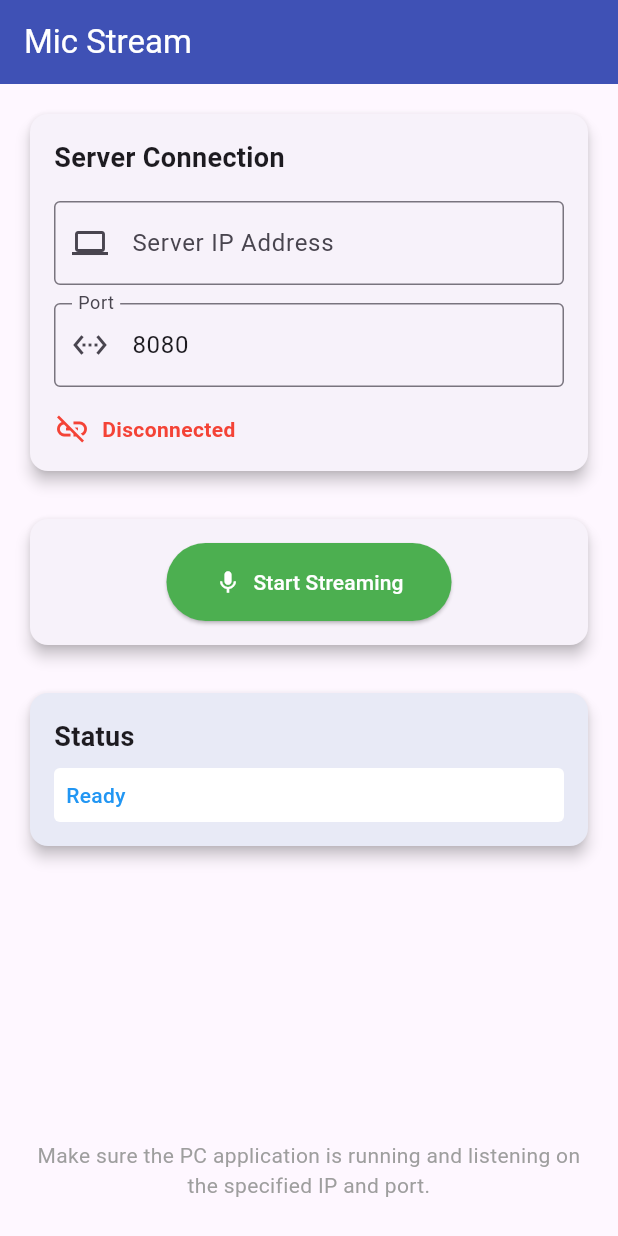
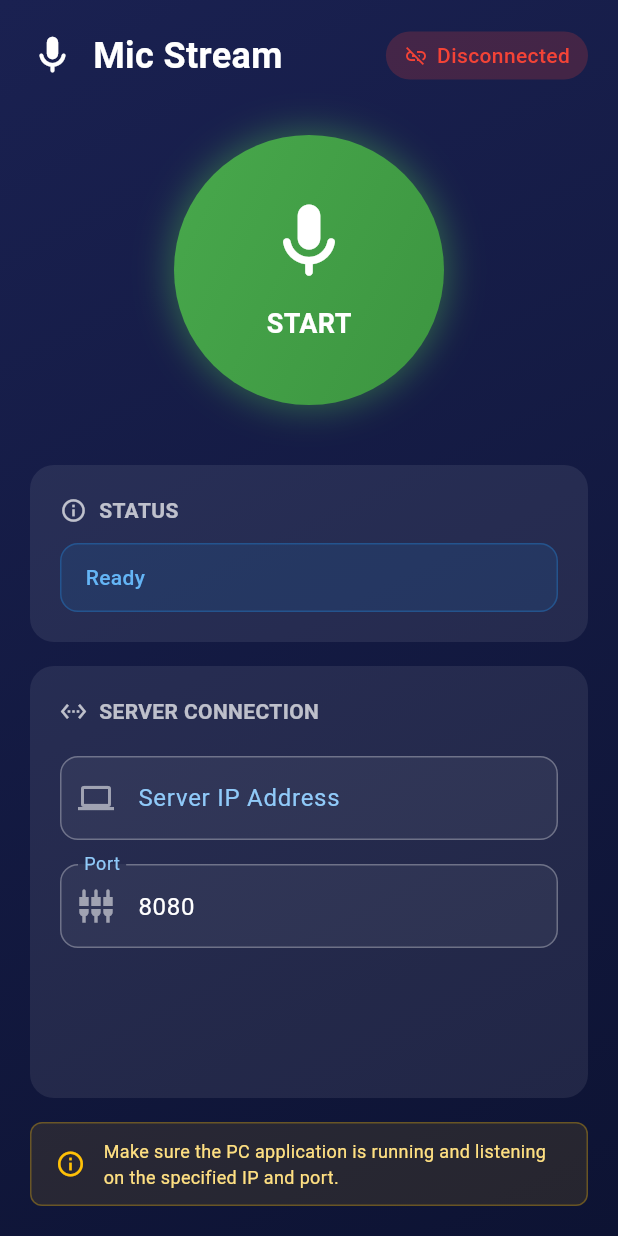
Before and after one commit to FazleLabib/mic-stream, a Flutter app: the screen it shows after launch, on a phone screen of 412 x 824 dp. Run offline on Flutter 3.47's test engine with Material 3 defaults, Android fonts, the phone set to English and light mode, and no system bars; our stand-ins replace permission_handler; missing offline and left inert: flutter_sound.

Commit message:
Update UI of home screen

```diff
--- a/mobile_app/mic_stream/lib/ui/home_screen.dart
+++ b/mobile_app/mic_stream/lib/ui/home_screen.dart
@@ -30,6 +30,10 @@ class _HomeScreenState extends State<HomeScreen> {
       setState(() {
         _statusMessage = status;
         _isConnected = _socketService.isConnected;
+
+        if (!_isConnected && _isStreaming) {
+          _isStreaming = false;
+        }
       });
     });
   }
@@ -131,174 +135,292 @@ class _HomeScreenState extends State<HomeScreen> {
   @override
   Widget build(BuildContext context) {
     return Scaffold(
-      appBar: AppBar(
-        title: const Text('Mic Stream'),
-        backgroundColor: Colors.indigo,
-        foregroundColor: Colors.white,
+      resizeToAvoidBottomInset: false,
+      body: LayoutBuilder(
+        builder: (context, constraints) {
+          return SingleChildScrollView(
+            padding: EdgeInsets.only(
+              bottom: MediaQuery.of(context).viewInsets.bottom,
             ),
-      body: SafeArea(
+            child: ConstrainedBox(
+              constraints: BoxConstraints(minHeight: constraints.maxHeight),
+              child: IntrinsicHeight(
+                child: Container(
+                  decoration: _buildBackground(),
+                  child: SafeArea(
                     child: Padding(
-          padding: const EdgeInsets.all(16.0),
+                      padding: const EdgeInsets.all(20),
                       child: Column(
                         crossAxisAlignment: CrossAxisAlignment.stretch,
                         children: [
-              // Server connection section
-              Card(
-                elevation: 4,
-                child: Padding(
-                  padding: const EdgeInsets.all(16.0),
-                  child: Column(
-                    crossAxisAlignment: CrossAxisAlignment.start,
+                          _buildAppBar(),
+                          const SizedBox(height: 36),
+                          _buildStreamingButton(),
+                          const SizedBox(height: 40),
+                          _buildStatusCard(),
+                          Expanded(child: _buildServerConnectionCard()),
+                          const SizedBox(height: 16),
+                          _buildInfoBox(),
+                        ],
+                      ),
+                    ),
+                  ),
+                ),
+              ),
+            ),
+          );
+        },
+      ),
+    );
+  }
+
+  BoxDecoration _buildBackground() => const BoxDecoration(
+    gradient: LinearGradient(
+      begin: Alignment.topLeft,
+      end: Alignment.bottomRight,
+      colors: [Color(0xFF1A2151), Color(0xFF0D1333)],
+    ),
+  );
+
+  Widget _buildAppBar() => Row(
     children: [
+      const Icon(Icons.mic_rounded, color: Colors.white, size: 30),
+      const SizedBox(width: 12),
       const Text(
-                        'Server Connection',
+        'Mic Stream',
         style: TextStyle(
-                          fontSize: 18,
+          color: Colors.white,
+          fontSize: 24,
           fontWeight: FontWeight.bold,
         ),
       ),
-                      const SizedBox(height: 16),
-
-                      // IP Address input
-                      TextField(
-                        controller: _ipController,
-                        decoration: const InputDecoration(
-                          labelText: 'Server IP Address',
-                          border: OutlineInputBorder(),
-                          hintText: '192.168.0.100',
-                          prefixIcon: Icon(Icons.computer),
+      const Spacer(),
+      Container(
+        padding: const EdgeInsets.symmetric(horizontal: 12, vertical: 6),
+        decoration: BoxDecoration(
+          color:
+              _isConnected
+                  ? Colors.green.withOpacity(0.2)
+                  : Colors.red.withOpacity(0.2),
+          borderRadius: BorderRadius.circular(20),
         ),
-                        keyboardType: TextInputType.number,
-                        enabled: !_isStreaming,
-                      ),
-                      const SizedBox(height: 12),
-
-                      // Port input
-                      TextField(
-                        controller: _portController,
-                        decoration: const InputDecoration(
-                          labelText: 'Port',
-                          border: OutlineInputBorder(),
-                          prefixIcon: Icon(Icons.settings_ethernet),
-                        ),
-                        keyboardType: TextInputType.number,
-                        enabled: !_isStreaming,
-                      ),
-
-                      const SizedBox(height: 16),
-
-                      // Connection indicator
-                      Row(
+        child: Row(
+          mainAxisSize: MainAxisSize.min,
           children: [
             Icon(
               _isConnected ? Icons.link : Icons.link_off,
               color: _isConnected ? Colors.green : Colors.red,
+              size: 16,
             ),
-                          const SizedBox(width: 8),
+            const SizedBox(width: 6),
             Text(
               _isConnected ? 'Connected' : 'Disconnected',
               style: TextStyle(
                 color: _isConnected ? Colors.green : Colors.red,
-                              fontWeight: FontWeight.bold,
+                fontWeight: FontWeight.w500,
+                fontSize: 14,
               ),
             ),
           ],
         ),
+      ),
     ],
+  );
+  Widget _buildStreamingButton() => Hero(
+    tag: 'streaming_button',
+    child: GestureDetector(
+      onTap: _toggleStreaming,
+      child: Container(
+        height: 180,
+        decoration: BoxDecoration(
+          shape: BoxShape.circle,
+          boxShadow: [
+            BoxShadow(
+              color:
+                  _isStreaming
+                      ? Colors.red.withOpacity(0.5)
+                      : Colors.green.withOpacity(0.5),
+              blurRadius: 20,
+              spreadRadius: 2,
+            ),
+          ],
+          gradient: LinearGradient(
+            begin: Alignment.topLeft,
+            end: Alignment.bottomRight,
+            colors:
+                _isStreaming
+                    ? [Colors.red.shade700, Colors.red.shade900]
+                    : [Colors.green.shade500, Colors.green.shade700],
           ),
         ),
+        child: Center(
+          child: Column(
+            mainAxisSize: MainAxisSize.min,
+            children: [
+              Icon(
+                _isStreaming ? Icons.stop_rounded : Icons.mic_rounded,
+                color: Colors.white,
+                size: 60,
               ),
-
-              const SizedBox(height: 24),
-
-              // Streaming controls
-              Card(
-                elevation: 4,
-                child: Padding(
-                  padding: const EdgeInsets.all(16.0),
-                  child: Column(
-                    crossAxisAlignment: CrossAxisAlignment.start,
-                    children: [
-                      // Toggle streaming button
-                      Center(
-                        child: ElevatedButton.icon(
-                          onPressed: _toggleStreaming,
-                          icon: Icon(_isStreaming ? Icons.stop : Icons.mic),
-                          label: Text(
-                            _isStreaming ? 'Stop Streaming' : 'Start Streaming',
-                          ),
-                          style: ElevatedButton.styleFrom(
-                            backgroundColor:
-                                _isStreaming ? Colors.red : Colors.green,
-                            foregroundColor: Colors.white,
-                            padding: const EdgeInsets.symmetric(
-                              horizontal: 32,
-                              vertical: 16,
-                            ),
-                          ),
+              const SizedBox(height: 12),
+              Text(
+                _isStreaming ? 'STOP' : 'START',
+                style: const TextStyle(
+                  color: Colors.white,
+                  fontWeight: FontWeight.bold,
+                  fontSize: 18,
                 ),
               ),
             ],
           ),
         ),
       ),
-
-              const SizedBox(height: 24),
-
-              // Status section
-              Card(
-                elevation: 4,
-                color: Colors.indigo.shade50,
-                child: Padding(
-                  padding: const EdgeInsets.all(16.0),
+    ),
+  );
+  Widget _buildStatusCard() => Container(
+    margin: const EdgeInsets.only(bottom: 16),
+    padding: const EdgeInsets.all(20),
+    decoration: BoxDecoration(
+      color: Colors.white.withOpacity(0.08),
+      borderRadius: BorderRadius.circular(16),
+    ),
     child: Column(
       crossAxisAlignment: CrossAxisAlignment.start,
       children: [
-                      const Text(
-                        'Status',
+        const Row(
+          children: [
+            Icon(Icons.info_outline, color: Colors.white70, size: 18),
+            SizedBox(width: 8),
+            Text(
+              'STATUS',
               style: TextStyle(
-                          fontSize: 18,
+                color: Colors.white70,
                 fontWeight: FontWeight.bold,
+                fontSize: 14,
               ),
             ),
-                      const SizedBox(height: 8),
-
-                      // Status message
+          ],
+        ),
+        const SizedBox(height: 12),
         Container(
-                        padding: const EdgeInsets.all(8),
+          padding: const EdgeInsets.symmetric(horizontal: 16, vertical: 12),
           decoration: BoxDecoration(
-                          borderRadius: BorderRadius.circular(4),
-                          color: Colors.white,
+            color:
+                _isStreaming
+                    ? Colors.green.withOpacity(0.1)
+                    : Colors.blue.withOpacity(0.1),
+            borderRadius: BorderRadius.circular(12),
+            border: Border.all(
+              color:
+                  _isStreaming
+                      ? Colors.green.withOpacity(0.3)
+                      : Colors.blue.withOpacity(0.3),
+              width: 1,
+            ),
           ),
           width: double.infinity,
           child: Text(
             _statusMessage,
             style: TextStyle(
-                            color: _isStreaming ? Colors.green : Colors.blue,
+              color:
+                  _isStreaming ? Colors.green.shade300 : Colors.blue.shade300,
               fontWeight: FontWeight.w500,
             ),
           ),
         ),
       ],
     ),
+  );
+  Widget _buildServerConnectionCard() => Container(
+    padding: const EdgeInsets.all(20),
+    decoration: BoxDecoration(
+      color: Colors.white.withOpacity(0.08),
+      borderRadius: BorderRadius.circular(16),
     ),
-              ),
-
-              const Spacer(),
-
-              // Info text
-              const Padding(
-                padding: EdgeInsets.all(8.0),
-                child: Text(
-                  'Make sure the PC application is running and listening on the specified IP and port.',
-                  textAlign: TextAlign.center,
-                  style: TextStyle(color: Colors.grey),
+    child: Column(
+      crossAxisAlignment: CrossAxisAlignment.start,
+      children: [
+        const Row(
+          children: [
+            Icon(Icons.settings_ethernet, color: Colors.white70, size: 18),
+            SizedBox(width: 8),
+            Text(
+              'SERVER CONNECTION',
+              style: TextStyle(
+                color: Colors.white70,
+                fontWeight: FontWeight.bold,
+                fontSize: 14,
               ),
             ),
           ],
         ),
+        const SizedBox(height: 20),
+        _buildTextField(
+          _ipController,
+          'Server IP Address',
+          '192.168.0.100',
+          Icons.computer,
+        ),
+        const SizedBox(height: 16),
+        _buildTextField(
+          _portController,
+          'Port',
+          '',
+          Icons.settings_input_component,
+        ),
+      ],
+    ),
+  );
+
+  Widget _buildTextField(
+    TextEditingController controller,
+    String label,
+    String hint,
+    IconData icon,
+  ) {
+    return TextField(
+      controller: controller,
+      enabled: !_isStreaming,
+      keyboardType: TextInputType.number,
+      style: const TextStyle(color: Colors.white),
+      decoration: InputDecoration(
+        labelText: label,
+        hintText: hint,
+        prefixIcon: Icon(icon, color: Colors.white54),
+        labelStyle: TextStyle(color: Colors.blue.shade200),
+        hintStyle: const TextStyle(color: Colors.white38),
+        filled: true,
+        fillColor: Colors.white.withOpacity(0.05),
+        enabledBorder: OutlineInputBorder(
+          borderRadius: BorderRadius.circular(12),
+          borderSide: BorderSide(color: Colors.white.withOpacity(0.3)),
+        ),
+        focusedBorder: OutlineInputBorder(
+          borderRadius: BorderRadius.circular(12),
+          borderSide: BorderSide(color: Colors.blue.shade300),
         ),
       ),
     );
   }
+
+  Widget _buildInfoBox() => Container(
+    padding: const EdgeInsets.symmetric(vertical: 10, horizontal: 16),
+    decoration: BoxDecoration(
+      color: Colors.amber.withOpacity(0.1),
+      borderRadius: BorderRadius.circular(8),
+      border: Border.all(color: Colors.amber.withOpacity(0.3), width: 1),
+    ),
+    child: Row(
+      children: [
+        const Icon(Icons.info_outline, color: Colors.amber, size: 20),
+        const SizedBox(width: 12),
+        Expanded(
+          child: Text(
+            'Make sure the PC application is running and listening on the specified IP and port.',
+            style: TextStyle(color: Colors.amber.shade200, fontSize: 12),
+          ),
+        ),
+      ],
+    ),
+  );
 }
```
Also changed, not shown: 1 other file. Lines whose indentation alone changed are shown as unchanged.
